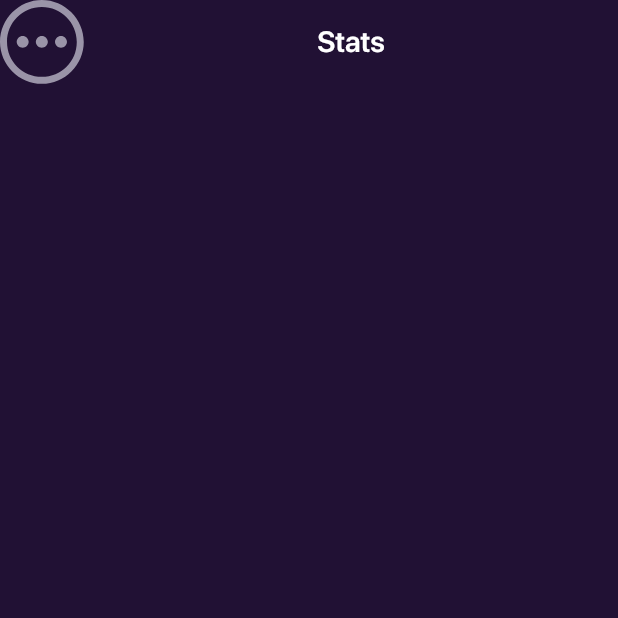
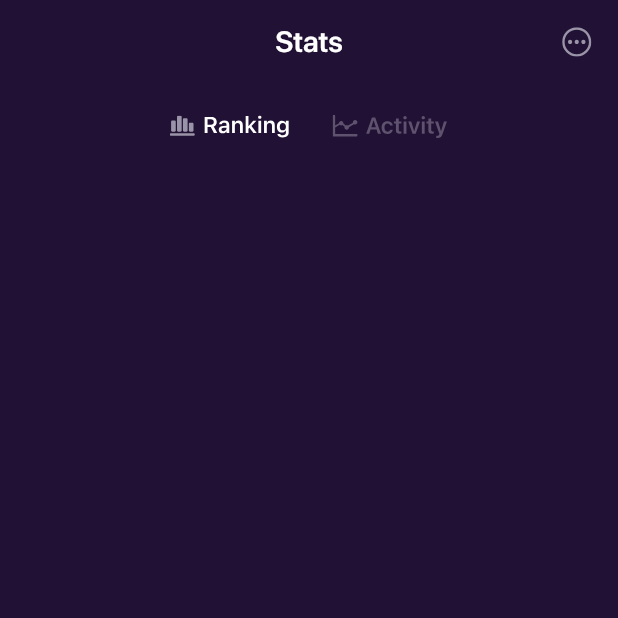
Before and after one commit to mmalizadgan/nftmarketplace, a Flutter app: the StateScreen screen opened directly, on a phone screen of 412 x 824 dp, the top half of it. Run offline on Flutter 3.47's test engine with Material 3 defaults, Android fonts, the phone set to English and light mode, and no system bars; our stand-ins replace flutter_riverpod, flutter_screenutil, flutter_svg.

Commit message:
finish AppBar in stats_screen

```diff
--- a/lib/core/constants/app_icons.dart
+++ b/lib/core/constants/app_icons.dart
@@ -9,10 +9,14 @@ class AppIcons {
   static final SvgPicture mintedButton = SvgPicture.asset(
     "assets/icons/MintedButton.svg",
   );
-  static final SvgPicture profile = SvgPicture.asset(
-    "assets/icons/Profile.svg",
-  );
+  static final SvgPicture profile = SvgPicture.asset("assets/icons/Profile");
   static final SvgPicture moreButton = SvgPicture.asset(
     "assets/icons/MoreButton.svg",
   );
+  static final SvgPicture activity = SvgPicture.asset(
+    "assets/icons/Activity.svg",
+  );
+  static final SvgPicture ranking = SvgPicture.asset(
+    "assets/icons/Ranking.svg",
+  );
 }
--- a/lib/main.dart
+++ b/lib/main.dart
@@ -25,7 +25,7 @@ class MyApp extends StatelessWidget {
           home: child,
         );
       },
-      child: OnboardingScreen(),
+      child: StateScreen(),
     );
   }
 }
--- a/lib/presentation/screens/state_screen.dart
+++ b/lib/presentation/screens/state_screen.dart
@@ -12,21 +12,35 @@ class StateScreen extends StatelessWidget {
     return Scaffold(
       backgroundColor: AppColors.backgroundColor,
       appBar: AppBar(
-        title: Center(child: Text("Stats", style: AppTextStyles.semiBold18)),
+        title: Text("Stats", style: AppTextStyles.semiBold18),
         backgroundColor: AppColors.backgroundColor,
         automaticallyImplyLeading: false,
         elevation: 0,
-        leading: Positioned(
-          top: 49.55.h,
-          left: 315.32.w,
-          right: 114.41.w,
-          child: SizedBox(
-            width: 21.62.w,
-            height: 21.62.h,
+        centerTitle: true,
+        actions: [
+          SizedBox(
+            width: 18.02.w,
+            height: 18.02.h,
             child: AppIcons.moreButton,
           ),
-        ),
+          SizedBox(width: 14.41.w),
+        ],
+
       ),
+      body: Column(children: [
+        SizedBox(height: 18.92.h,),
+        Row(
+          mainAxisAlignment: MainAxisAlignment.center,
+          children: [
+            AppIcons.ranking,
+            SizedBox(width: 24.33.w,),
+            AppIcons.activity,
+          ],
+        )
+
+
+
+      ],),
     );
   }
 }
```
Also changed, not shown: assets/icons/Activity.svg (added), assets/icons/Ranking.svg (added).
